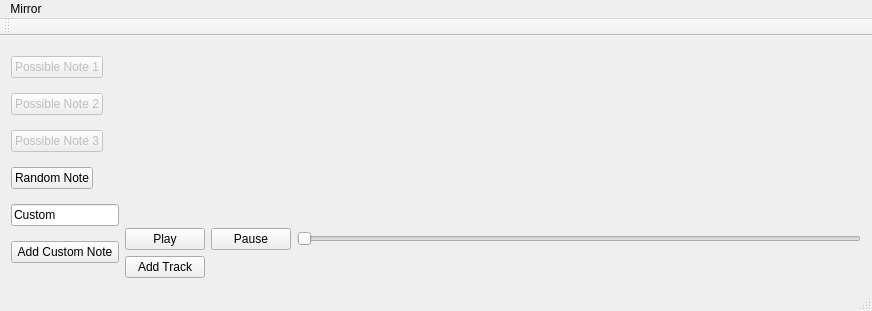
Old version of the form cpp/mainwindow.ui in the repository AD98/MIR-ROR.
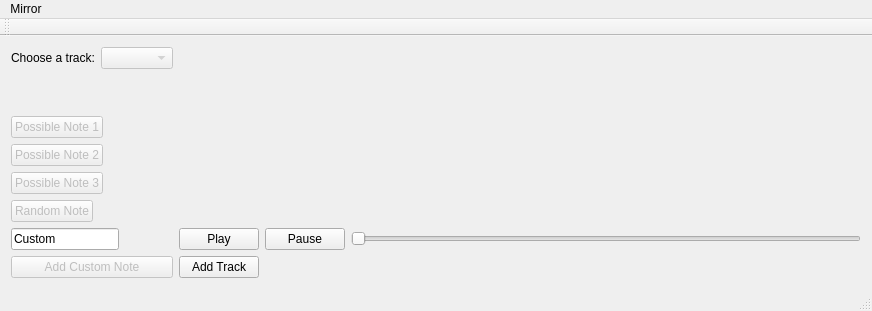
New version of the form.

Commit message: multiple track backend working

Diff of the .ui file:
```diff
--- a/cpp/mainwindow.ui
+++ b/cpp/mainwindow.ui
@@ -28,7 +28,25 @@
    </property>
    <layout class="QHBoxLayout" name="horizontalLayout">
     <item>
-     <layout class="QVBoxLayout" name="verticalLayout_2" stretch="0,0,0,0,0,0">
+     <layout class="QVBoxLayout" name="verticalLayout_2" stretch="0,0,0,0,0,0,0">
+      <item>
+       <layout class="QFormLayout" name="formLayout">
+        <item row="0" column="0">
+         <widget class="QLabel" name="label_2">
+          <property name="text">
+           <string>Choose a track:</string>
+          </property>
+         </widget>
+        </item>
+        <item row="0" column="1">
+         <widget class="QComboBox" name="comboBox">
+          <property name="enabled">
+           <bool>false</bool>
+          </property>
+         </widget>
+        </item>
+       </layout>
+      </item>
       <item>
        <widget class="QPushButton" name="note1">
         <property name="enabled">
@@ -79,6 +97,9 @@
       </item>
       <item>
        <widget class="QPushButton" name="random_note">
+        <property name="enabled">
+         <bool>false</bool>
+        </property>
         <property name="sizePolicy">
          <sizepolicy hsizetype="Fixed" vsizetype="Fixed">
           <horstretch>0</horstretch>
@@ -108,6 +129,9 @@
       </item>
       <item>
        <widget class="QPushButton" name="custom_btn">
+        <property name="enabled">
+         <bool>false</bool>
+        </property>
         <property name="text">
          <string>Add Custom Note</string>
         </property>
```
The commit also changes 6 other files.
